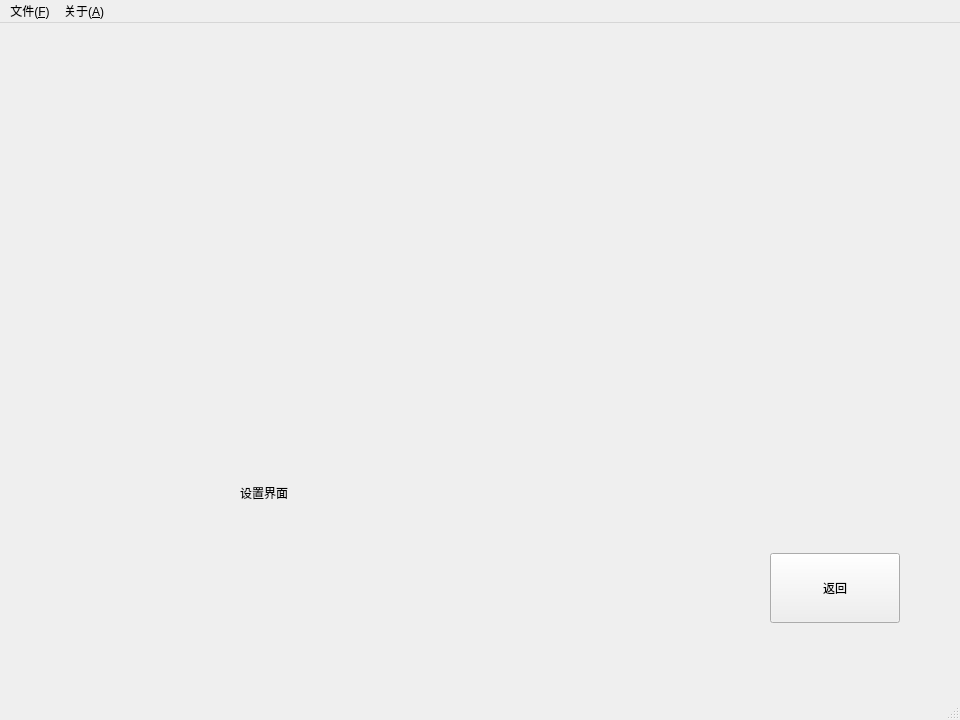
Above: mainwindow.ui from LeverImmy/Clap before the change. Below: the same form after it.
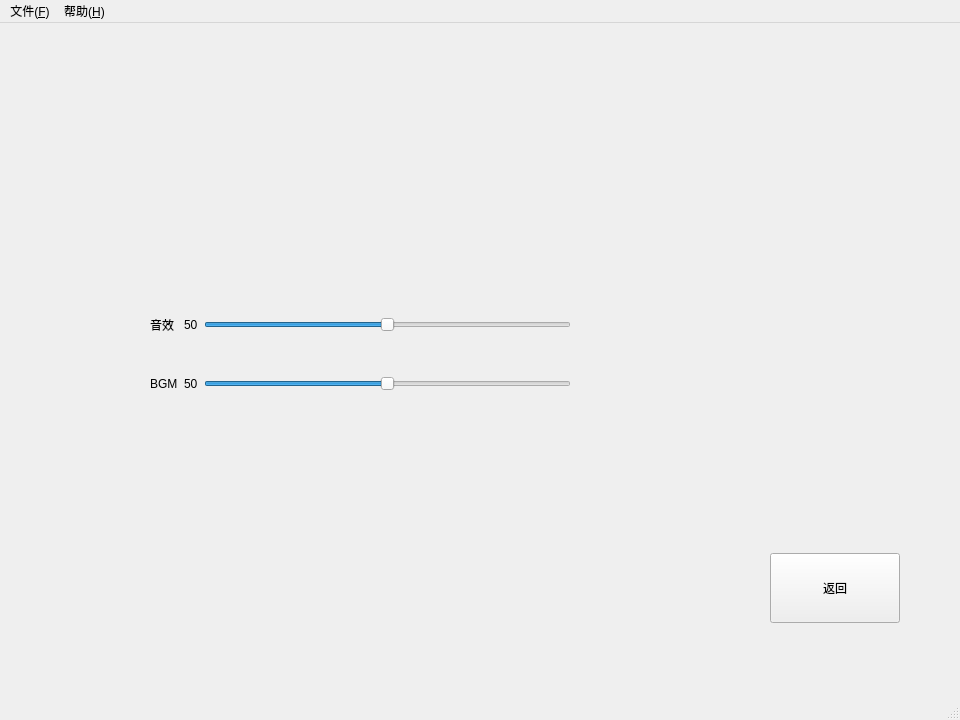
That is the form after the change. The open tabs and pages were chosen to show the change.

Diff of the .ui file:
```diff
--- a/mainwindow.ui
+++ b/mainwindow.ui
@@ -35,7 +35,7 @@
       <x>0</x>
       <y>0</y>
       <width>960</width>
-      <height>720</height>
+      <height>690</height>
      </rect>
     </property>
     <property name="minimumSize">
@@ -148,19 +148,6 @@
        <height>16777215</height>
       </size>
      </property>
-     <widget class="QLabel" name="label_2">
-      <property name="geometry">
-       <rect>
-        <x>240</x>
-        <y>460</y>
-        <width>69</width>
-        <height>20</height>
-       </rect>
-      </property>
-      <property name="text">
-       <string>设置界面</string>
-      </property>
-     </widget>
      <widget class="QPushButton" name="settingsToMainButton">
       <property name="geometry">
        <rect>
@@ -174,6 +161,93 @@
        <string>返回</string>
       </property>
      </widget>
+     <widget class="QWidget" name="">
+      <property name="geometry">
+       <rect>
+        <x>150</x>
+        <y>291</y>
+        <width>421</width>
+        <height>22</height>
+       </rect>
+      </property>
+      <layout class="QHBoxLayout" name="sound_HLayout">
+       <item>
+        <widget class="QLabel" name="soundLabel">
+         <property name="text">
+          <string>音效 </string>
+         </property>
+        </widget>
+       </item>
+       <item>
+        <widget class="QLabel" name="soundshowLabel">
+         <property name="text">
+          <string>50</string>
+         </property>
+        </widget>
+       </item>
+       <item>
+        <widget class="QSlider" name="sound_HSlider">
+         <property name="maximum">
+          <number>100</number>
+         </property>
+         <property name="value">
+          <number>50</number>
+         </property>
+         <property name="orientation">
+          <enum>Qt::Horizontal</enum>
+         </property>
+        </widget>
+       </item>
+      </layout>
+     </widget>
+     <widget class="QWidget" name="">
+      <property name="geometry">
+       <rect>
+        <x>150</x>
+        <y>350</y>
+        <width>421</width>
+        <height>22</height>
+       </rect>
+      </property>
+      <layout class="QHBoxLayout" name="BGM_HLayout">
+       <item>
+        <widget class="QLabel" name="BGMLabel">
+         <property name="text">
+          <string>BGM</string>
+         </property>
+        </widget>
+       </item>
+       <item>
+        <widget class="QLabel" name="BGMshowLabel">
+         <property name="text">
+          <string>50</string>
+         </property>
+        </widget>
+       </item>
+       <item>
+        <widget class="QSlider" name="BGM_HSlider">
+         <property name="layoutDirection">
+          <enum>Qt::LeftToRight</enum>
+         </property>
+         <property name="maximum">
+          <number>100</number>
+         </property>
+         <property name="pageStep">
+          <number>5</number>
+         </property>
+         <property name="value">
+          <number>50</number>
+         </property>
+         <property name="sliderPosition">
+          <number>50</number>
+         </property>
+         <property name="orientation">
+          <enum>Qt::Horizontal</enum>
+         </property>
+        </widget>
+       </item>
+      </layout>
+     </widget>
     </widget>
     <widget class="QWidget" name="helpPage">
      <widget class="QLabel" name="label">
@@ -224,14 +298,14 @@
     <addaction name="separator"/>
     <addaction name="action_X"/>
    </widget>
-   <widget class="QMenu" name="menuAbout">
+   <widget class="QMenu" name="menuHelp">
     <property name="title">
-     <string>关于(&amp;A)</string>
+     <string>帮助(&amp;H)</string>
     </property>
     <addaction name="action_v1_0_1"/>
    </widget>
    <addaction name="menuFile"/>
-   <addaction name="menuAbout"/>
+   <addaction name="menuHelp"/>
   </widget>
   <action name="action_X">
    <property name="text">
```
Left out of the diff: 13 changed lines with no effect on the pictures.
